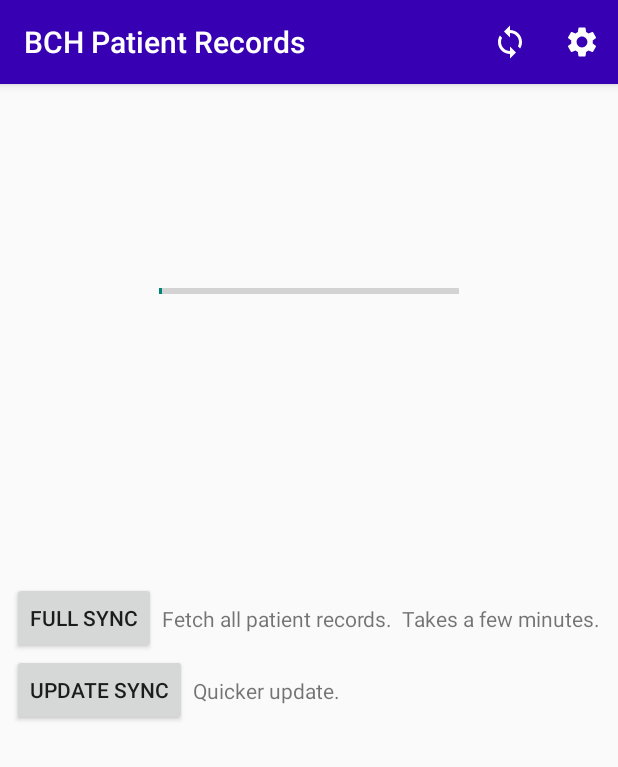
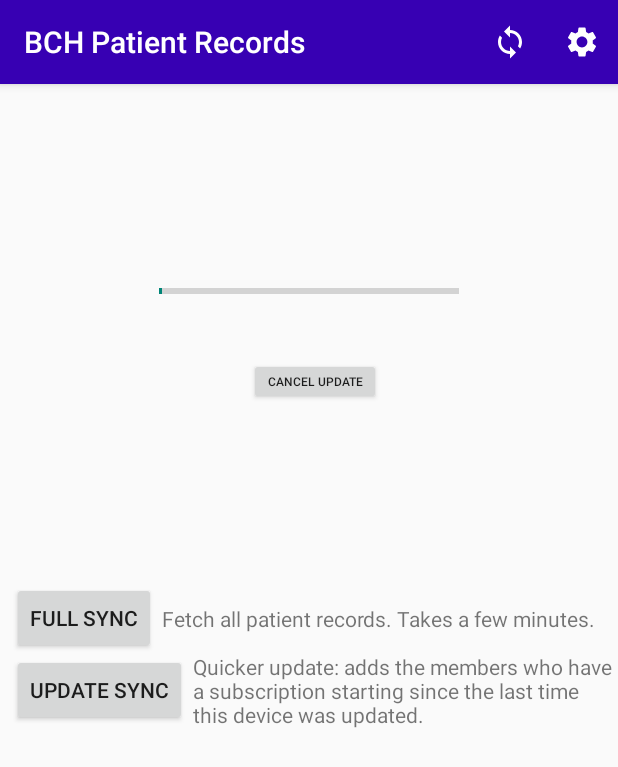
Before and after one commit to sebp999/bwindi-qrcodes, an Android app: the SyncData screen opened directly, with no data from a screen before it, after a tap on "FULL SYNC", on a phone screen of 412 x 824 dp. Shown: the top 767 px of the screen. Run offline under Robolectric (Android 15) with nearby library versions, the phone set to English and light mode, and no system bars; network calls fail.

Commit message:
cancel updating.  Remove Image Directory setting, so we can use the MediaStore

```diff
--- a/app/src/main/java/com/sebswebs/myapplication/SyncData.java
+++ b/app/src/main/java/com/sebswebs/myapplication/SyncData.java
@@ -41,11 +41,13 @@ public class SyncData extends BaseMenus {
     private static final String FILENAME = "last_updated";
     private TextView resultsTextView;
     private Button fullSyncButton;
+    private Button cancelUpdate;
     private Button updateSyncButton;
     private int myProgressNum = 0;
 
     private ProgressBar myProgressBar;
     private TextView myProgressText;
+    private UpdateThread myUpdateThread;
     private Handler handler = new Handler();
 
     private boolean addPatientToDb(JSONObject some_patient) {
@@ -100,6 +102,7 @@ public class SyncData extends BaseMenus {
     }
 
     private class UpdateThread extends Thread {
+        public boolean cancel = false;
         // A thread that updates the database
         private String myDatabaseURL = null;
         private boolean thisIsUpdate = false;
@@ -176,6 +179,7 @@ public class SyncData extends BaseMenus {
                 });
                 int num_patients = patients.length();
                 for (int i = 0; i < num_patients; i++) {
+                    if (!cancel) {
                         JSONObject patient = patients.getJSONObject(i);
                         addPatientToDb(patient);
                         if (thisIsUpdate) {
@@ -197,8 +201,12 @@ public class SyncData extends BaseMenus {
                             myProgressNum = i;
                             update_progress_display(myProgressNum, myProgressBar);
                         }
+                    } else {
+                        break;
+                    }
                 }
                 update_progress_display(myProgressBar.getMax(), myProgressBar); // final
+                if (!cancel) {
                     String filename = "last_updated";
                     String fileContents = Instant.now().toString();
                     Context context = SyncData.this;
@@ -209,6 +217,7 @@ public class SyncData extends BaseMenus {
                         String contents = String.valueOf(fis.read());
                     } catch (FileNotFoundException e) {
                         throw new RuntimeException(e);
+                    }
                 }
             } catch (JSONException e) {
                 throw new RuntimeException(e);
@@ -272,13 +281,21 @@ public class SyncData extends BaseMenus {
 
         resultsTextView = (TextView) findViewById(R.id.textView);
         fullSyncButton = (Button) findViewById(R.id.displayData);
+        cancelUpdate = (Button) findViewById(R.id.cancelUpdate);
         String db_url = getPatientDatabaseURL();
 
 
         fullSyncButton.setOnClickListener(new View.OnClickListener() {
             @Override
             public void onClick(View v) {
-                new UpdateThread(db_url, false).start();
+                myUpdateThread = new UpdateThread(db_url, false);
+                myUpdateThread.start();
+            }
+        });
+        cancelUpdate.setOnClickListener(new View.OnClickListener() {
+            @Override
+            public void onClick(View v) {
+                myUpdateThread.cancel = true;
             }
         });
 
@@ -287,7 +304,8 @@ public class SyncData extends BaseMenus {
             @Override
             public void onClick(View view)  {
                 try{
-                    new UpdateThread(db_url, true).start();
+                    myUpdateThread = new UpdateThread(db_url, true);
+                    myUpdateThread.start();
                 } catch (RuntimeException e) {  // No last updated file found.  You have to run full sync first.
                     Throwable cause = e.getCause();
                     if (cause instanceof FileNotFoundException) {
--- a/app/src/main/res/layout/activity_read_database.xml
+++ b/app/src/main/res/layout/activity_read_database.xml
@@ -12,7 +12,7 @@
         android:layout_width="wrap_content"
         android:layout_height="wrap_content"
         android:layout_marginStart="8dp"
-        android:text="Full Sync"
+        android:text="@string/full_sync"
         app:layout_constraintBottom_toBottomOf="parent"
         app:layout_constraintStart_toStartOf="parent"
         app:layout_constraintTop_toTopOf="parent" />
@@ -21,7 +21,7 @@
         android:id="@+id/updateSync"
         android:layout_width="wrap_content"
         android:layout_height="wrap_content"
-        android:text="Update Sync"
+        android:text="@string/update_sync"
         app:layout_constraintBottom_toTopOf="@+id/textView"
         app:layout_constraintStart_toStartOf="@+id/displayData"
         app:layout_constraintTop_toBottomOf="@+id/displayData" />
@@ -31,7 +31,7 @@
         style="?android:attr/progressBarStyleHorizontal"
         android:layout_width="wrap_content"
         android:layout_height="wrap_content"
-        android:layout_alignParentLeft="true"
+        android:layout_alignParentStart="true"
         android:layout_alignParentTop="true"
         android:indeterminate="false"
         android:max="100"
@@ -51,12 +51,26 @@
         app:layout_constraintStart_toStartOf="parent"
         app:layout_constraintTop_toBottomOf="@+id/progressBar" />
 
+    <Button
+        android:id="@+id/cancelUpdate"
+        android:layout_width="wrap_content"
+        android:layout_height="wrap_content"
+        android:layout_marginStart="8dp"
+        android:text="@string/cancel_updating"
+        app:layout_constraintTop_toBottomOf="@id/updatedText"
+        app:layout_constraintStart_toStartOf="parent"
+        app:layout_constraintEnd_toEndOf="parent"
+        android:textSize="8sp"
+        android:minHeight="0dp"
+        android:minWidth="0dp"
+        />
+
     <TextView
         android:id="@+id/textView2"
         android:layout_width="0dp"
         android:layout_height="wrap_content"
         android:layout_marginStart="4dp"
-        android:text="Fetch all patient records.  Takes a few minutes."
+        android:text="@string/fetch_all_patient_records_takes_a_few_minutes"
         app:layout_constraintBottom_toBottomOf="@+id/displayData"
         app:layout_constraintStart_toEndOf="@+id/displayData"
         app:layout_constraintEnd_toEndOf="parent"
@@ -67,19 +81,11 @@
         android:layout_width="0dp"
         android:layout_height="wrap_content"
         android:layout_marginStart="4dp"
-        android:text="Quicker update."
+        android:text="@string/quicker_update_adds_the_members_who_have_a_subscription_starting_since_the_last_time_this_device_was_updated"
         app:layout_constraintBottom_toBottomOf="@+id/updateSync"
         app:layout_constraintStart_toEndOf="@+id/updateSync"
         app:layout_constraintTop_toTopOf="@+id/updateSync"
         app:layout_constraintEnd_toEndOf="parent"
  />
 
-    <!--    <TextView-->
-<!--        android:id="@+id/textView"-->
-<!--        android:layout_width="wrap_content"-->
-<!--        android:layout_height="wrap_content"-->
-<!--        android:text=" I think this will fill up to the amoiunt of text that is needed so that I don't need to make it multi line"-->
-<!--        app:layout_constraintBottom_toBottomOf="parent"-->
-<!--        app:layout_constraintEnd_toEndOf="parent"-->
-<!--        app:layout_constraintStart_toStartOf="parent" />-->
 </androidx.constraintlayout.widget.ConstraintLayout>
--- a/app/src/main/res/values/strings.xml
+++ b/app/src/main/res/values/strings.xml
@@ -28,4 +28,22 @@
     <string name="menu_home">Home</string>
     <string name="menu_gallery">Gallery</string>
     <string name="menu_slideshow">Slideshow</string>
+    <string name="subscription_expired">Subscription expired</string>
+    <string name="scan_another">Scan another</string>
+    <string name="patient_details">Patient Details</string>
+    <string name="number">Number</string>
+    <string name="household">Household</string>
+    <string name="gender">Gender</string>
+    <string name="date_of_birth">Date of Birth</string>
+    <string name="dob">DoB</string>
+    <string name="subscription_date">Subscription Date</string>
+    <string name="subscriptiondate">SubscriptionDate</string>
+    <string name="subscription_duration">Subscription Duration</string>
+    <string name="subscriptiondurn">SubscriptionDurn</string>
+    <string name="barcode_identified_nbut_member_not_in_database">Barcode identified, \nbut member not in database</string>
+    <string name="quicker_update_adds_the_members_who_have_a_subscription_starting_since_the_last_time_this_device_was_updated">Quicker update: adds the members who have a subscription starting since the last time this device was updated.</string>
+    <string name="fetch_all_patient_records_takes_a_few_minutes">Fetch all patient records. Takes a few minutes.</string>
+    <string name="full_sync">Full Sync</string>
+    <string name="update_sync">Update Sync</string>
+    <string name="cancel_updating">Cancel update</string>
 </resources>
--- a/app/src/main/res/xml/root_preferences.xml
+++ b/app/src/main/res/xml/root_preferences.xml
@@ -12,10 +12,5 @@
             app:title="Patient Image Server URL"
             app:useSimpleSummaryProvider="true" />
 
-        <EditTextPreference
-            app:key="deviceImageDir"
-            app:title="Image Directory (on this device)"
-            app:useSimpleSummaryProvider="true" />
-
     </PreferenceCategory>
 </PreferenceScreen>
```
Also changed, not shown: app/build.gradle (+3 -6 lines), app/src/main/java/com/sebswebs/myapplication/ImageHelper.java (renamed from app/src/main/java/com/sebswebs/myapplication/ImageLogger.java, +28 -3 lines), app/src/main/java/com/sebswebs/myapplication/ShowResult.java (+47 -18 lines), app/src/main/res/layout/activity_barcode_identified.xml (+30 -15 lines), app/src/main/res/layout/activity_no_such_user.xml (+3 -4 lines). Lines whose indentation alone changed are shown as unchanged.
